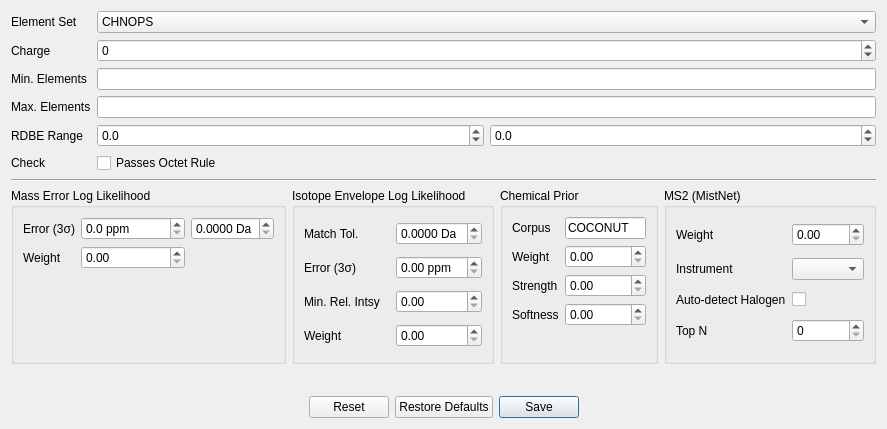
The window that gui/resources/FindMfsParamSheet.ui (mhagar/MzKit) describes before a commit, drawn with Qt 5.
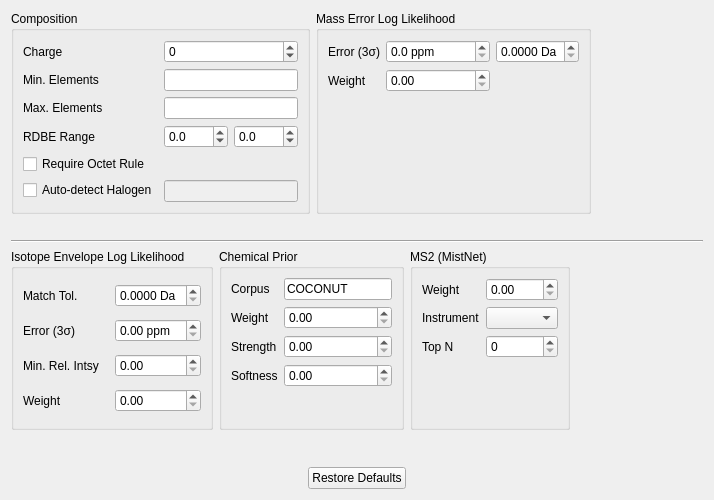
The same window after the commit.

Commit message: Overhaul find-mfing workflow; wired new halogen detection system;

Diff of the .ui file:
```diff
--- a/gui/resources/FindMfsParamSheet.ui
+++ b/gui/resources/FindMfsParamSheet.ui
@@ -6,8 +6,8 @@
    <rect>
     <x>0</x>
     <y>0</y>
-    <width>887</width>
-    <height>429</height>
+    <width>714</width>
+    <height>500</height>
    </rect>
   </property>
   <property name="windowTitle">
@@ -15,38 +15,26 @@
   </property>
   <layout class="QVBoxLayout" name="verticalLayout">
    <item>
-    <layout class="QVBoxLayout" name="verticalLayout_6">
+    <layout class="QHBoxLayout" name="horizontalLayout">
+     <property name="bottomMargin">
+      <number>20</number>
+     </property>
+     <item>
+      <widget class="QGroupBox" name="groupBox_5">
+       <property name="title">
+        <string>Composition</string>
+       </property>
+       <layout class="QVBoxLayout" name="verticalLayout_2">
      <item>
       <layout class="QFormLayout" name="formLayout">
        <item row="0" column="0">
-        <widget class="QLabel" name="label_3">
-         <property name="text">
-          <string>Element Set</string>
-         </property>
-        </widget>
-       </item>
-       <item row="0" column="1">
-        <widget class="QComboBox" name="comboElementSet">
-         <item>
-          <property name="text">
-           <string>CHNOPS</string>
-          </property>
-         </item>
-         <item>
-          <property name="text">
-           <string>CHNOPS + Halogens</string>
-          </property>
-         </item>
-        </widget>
-       </item>
-       <item row="1" column="0">
         <widget class="QLabel" name="label_4">
          <property name="text">
           <string>Charge</string>
          </property>
         </widget>
        </item>
-       <item row="1" column="1">
+          <item row="0" column="1">
         <widget class="QSpinBox" name="spinCharge">
          <property name="minimum">
           <number>-5</number>
@@ -56,34 +44,34 @@
          </property>
         </widget>
        </item>
-       <item row="2" column="0">
+          <item row="1" column="0">
         <widget class="QLabel" name="label_7">
          <property name="text">
           <string>Min. Elements</string>
          </property>
         </widget>
        </item>
-       <item row="2" column="1">
+          <item row="1" column="1">
         <widget class="QLineEdit" name="lineMinCounts"/>
        </item>
-       <item row="3" column="0">
+          <item row="2" column="0">
         <widget class="QLabel" name="label_8">
          <property name="text">
           <string>Max. Elements</string>
          </property>
         </widget>
        </item>
-       <item row="3" column="1">
+          <item row="2" column="1">
         <widget class="QLineEdit" name="lineMaxCounts"/>
        </item>
-       <item row="4" column="0">
+          <item row="3" column="0">
         <widget class="QLabel" name="label_9">
          <property name="text">
           <string>RDBE Range</string>
          </property>
         </widget>
        </item>
-       <item row="4" column="1">
+          <item row="3" column="1">
         <layout class="QHBoxLayout" name="horizontalLayout_2">
          <item>
           <widget class="QDoubleSpinBox" name="spinRDBEMin">
@@ -113,34 +101,32 @@
          </item>
         </layout>
        </item>
+          <item row="6" column="0">
+           <widget class="QCheckBox" name="checkAutodetectHalogens">
+            <property name="text">
+             <string>Auto-detect Halogen</string>
+            </property>
+           </widget>
+          </item>
        <item row="5" column="0">
-        <widget class="QLabel" name="label_10">
-         <property name="text">
-          <string>Check</string>
-         </property>
-        </widget>
-       </item>
-       <item row="5" column="1">
         <widget class="QCheckBox" name="checkOctet">
          <property name="text">
-          <string>Passes Octet Rule</string>
+             <string>Require Octet Rule</string>
          </property>
         </widget>
        </item>
-      </layout>
-     </item>
-     <item>
-      <widget class="Line" name="line">
-       <property name="orientation">
-        <enum>Qt::Horizontal</enum>
-       </property>
+          <item row="6" column="1">
+           <widget class="QLineEdit" name="lineHalogenCap">
+            <property name="enabled">
+             <bool>false</bool>
+            </property>
+           </widget>
+          </item>
+         </layout>
+        </item>
+       </layout>
       </widget>
      </item>
-     <item>
-      <layout class="QHBoxLayout" name="horizontalLayout_4">
-       <property name="bottomMargin">
-        <number>0</number>
-       </property>
        <item>
         <widget class="QGroupBox" name="groupBox_2">
          <property name="title">
@@ -213,6 +199,35 @@
         </widget>
        </item>
        <item>
+      <spacer name="horizontalSpacer">
+       <property name="orientation">
+        <enum>Qt::Horizontal</enum>
+       </property>
+       <property name="sizeHint" stdset="0">
+        <size>
+         <width>40</width>
+         <height>20</height>
+        </size>
+       </property>
+      </spacer>
+     </item>
+    </layout>
+   </item>
+   <item>
+    <layout class="QVBoxLayout" name="verticalLayout_6">
+     <item>
+      <widget class="Line" name="line">
+       <property name="orientation">
+        <enum>Qt::Horizontal</enum>
+       </property>
+      </widget>
+     </item>
+     <item>
+      <layout class="QHBoxLayout" name="horizontalLayout_4">
+       <property name="bottomMargin">
+        <number>0</number>
+       </property>
+       <item>
         <widget class="QGroupBox" name="groupBox">
          <property name="title">
           <string>Isotope Envelope Log Likelihood</string>
@@ -360,37 +375,19 @@
           <string>MS2 (MistNet)</string>
          </property>
          <layout class="QGridLayout" name="gridLayout_4">
-          <item row="2" column="1">
-           <widget class="QCheckBox" name="checkBoxAcheckAutodetectHalogens">
-            <property name="text">
-             <string/>
-            </property>
-           </widget>
-          </item>
-          <item row="0" column="0">
-           <widget class="QLabel" name="label_20">
-            <property name="text">
-             <string>Weight</string>
-            </property>
-           </widget>
-          </item>
-          <item row="0" column="1">
-           <widget class="QDoubleSpinBox" name="doubleSpinMs2Weight"/>
-          </item>
-          <item row="1" column="0">
-           <widget class="QLabel" name="label_21">
-            <property name="text">
-             <string>Instrument</string>
-            </property>
-           </widget>
-          </item>
           <item row="1" column="1">
            <widget class="QComboBox" name="comboInstrument"/>
           </item>
-          <item row="2" column="0">
-           <widget class="QLabel" name="label_23">
+          <item row="3" column="1">
+           <widget class="QSpinBox" name="spinTopN"/>
+          </item>
+          <item row="0" column="1">
+           <widget class="QDoubleSpinBox" name="doubleSpinMs2Weight"/>
+          </item>
+          <item row="0" column="0">
+           <widget class="QLabel" name="label_20">
             <property name="text">
-             <string>Auto-detect Halogen</string>
+             <string>Weight</string>
             </property>
            </widget>
           </item>
@@ -401,12 +398,42 @@
             </property>
            </widget>
           </item>
-          <item row="3" column="1">
-           <widget class="QSpinBox" name="spinTopN"/>
+          <item row="1" column="0">
+           <widget class="QLabel" name="label_21">
+            <property name="text">
+             <string>Instrument</string>
+            </property>
+           </widget>
+          </item>
+          <item row="4" column="0">
+           <spacer name="verticalSpacer_4">
+            <property name="orientation">
+             <enum>Qt::Vertical</enum>
+            </property>
+            <property name="sizeHint" stdset="0">
+             <size>
+              <width>20</width>
+              <height>40</height>
+             </size>
+            </property>
+           </spacer>
           </item>
          </layout>
         </widget>
        </item>
+       <item>
+        <spacer name="horizontalSpacer_2">
+         <property name="orientation">
+          <enum>Qt::Horizontal</enum>
+         </property>
+         <property name="sizeHint" stdset="0">
+          <size>
+           <width>40</width>
+           <height>20</height>
+          </size>
+         </property>
+        </spacer>
+       </item>
       </layout>
      </item>
      <item>
@@ -428,7 +455,7 @@
         <enum>Qt::DefaultContextMenu</enum>
        </property>
        <property name="standardButtons">
-        <set>QDialogButtonBox::Reset|QDialogButtonBox::RestoreDefaults|QDialogButtonBox::Save</set>
+        <set>QDialogButtonBox::RestoreDefaults</set>
        </property>
        <property name="centerButtons">
         <bool>true</bool>
```
Left out of the diff: 39 changed lines with no effect on the pictures. Lines whose indentation alone changed are shown as unchanged. The commit also changes 22 other files.
